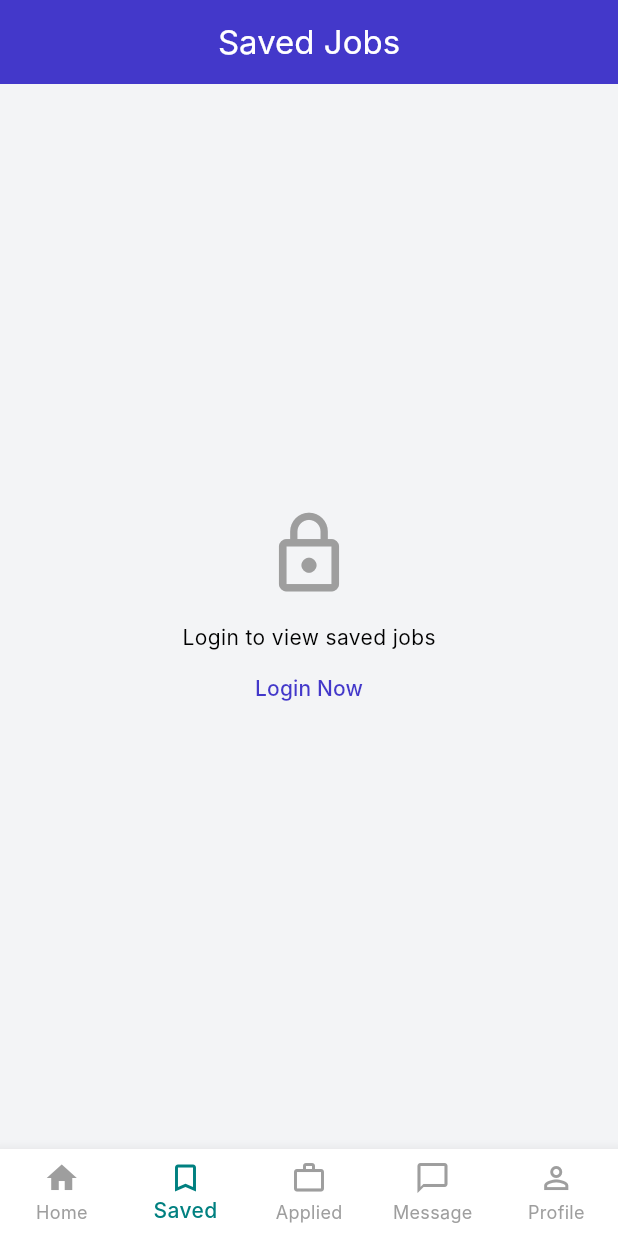
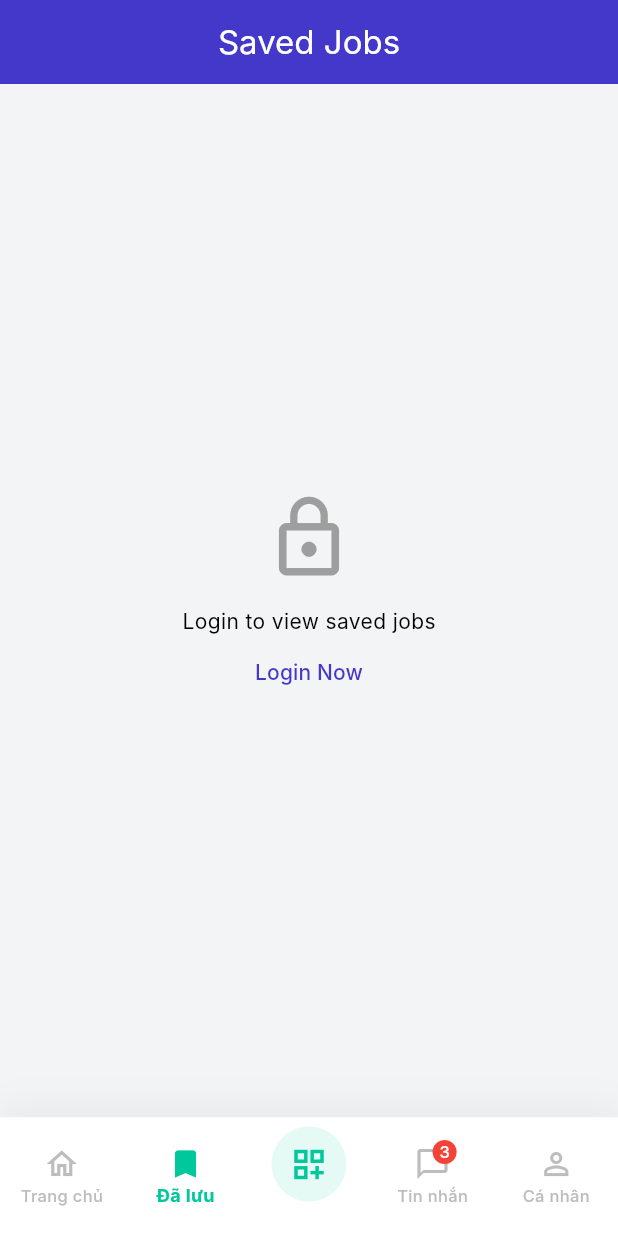
Before and after one commit to baptt123/JobSeekerFrontEnd, a Flutter app: the screen it shows after launch, item 2 of the bottom bar chosen, on a phone screen of 412 x 824 dp. Run offline on Flutter 3.47's test engine with Material 3 defaults, Android fonts, the phone set to English and light mode, and no system bars; our stand-ins replace dio, file_picker, firebase_auth, firebase_core, firebase_messaging, flutter_dotenv and 7 more; accounts and stored records are empty; network calls fail; Roboto replaces fonts that are missing (Inter).

```diff
--- a/lib/widget/user/home/home_bottom_nav.dart
+++ b/lib/widget/user/home/home_bottom_nav.dart
@@ -1,33 +1,120 @@
-// lib/widget/user/home/home_bottom_nav.dart
 import 'package:flutter/material.dart';
 
 class HomeBottomNav extends StatelessWidget {
   final int currentIndex;
   final Function(int) onTap;
 
+  // Giả sử bạn nhận thêm số lượng tin nhắn chưa đọc từ bên ngoài vào
+  final int unreadMessagesCount;
+
   const HomeBottomNav({
     Key? key,
     required this.currentIndex,
-    required this.onTap
+    required this.onTap,
+    this.unreadMessagesCount = 3, // Ví dụ đang có 3 tin nhắn chưa đọc
   }) : super(key: key);
 
   @override
   Widget build(BuildContext context) {
-    return BottomNavigationBar(
-      currentIndex: currentIndex,
-      onTap: onTap, // Gọi hàm callback khi nhấn
-      type: BottomNavigationBarType.fixed,
-      selectedItemColor: const Color(0xFF008080),
-      unselectedItemColor: Colors.grey.shade500,
-      selectedLabelStyle: const TextStyle(fontWeight: FontWeight.w500),
-      unselectedLabelStyle: const TextStyle(fontWeight: FontWeight.normal),
-      items: const [
-        BottomNavigationBarItem(icon: Icon(Icons.home), label: 'Home'),
-        BottomNavigationBarItem(icon: Icon(Icons.bookmark_border), label: 'Saved'),
-        BottomNavigationBarItem(icon: Icon(Icons.work_outline), label: 'Applied'), // Hoặc dùng làm trang CV Generator
-        BottomNavigationBarItem(icon: Icon(Icons.chat_bubble_outline), label: 'Message'),
-        BottomNavigationBarItem(icon: Icon(Icons.person_outline), label: 'Profile'),
-      ],
+    return Container(
+      decoration: BoxDecoration(
+        color: Colors.white,
+        boxShadow: [
+          BoxShadow(
+            color: Colors.grey.withOpacity(0.15),
+            spreadRadius: 1,
+            blurRadius: 20,
+            offset: const Offset(0, -5),
+          ),
+        ],
+      ),
+      child: BottomNavigationBar(
+        currentIndex: currentIndex,
+        onTap: onTap,
+        type: BottomNavigationBarType.fixed,
+        backgroundColor: Colors.white,
+        elevation: 0,
+
+        selectedItemColor: const Color(0xFF00C89C),
+        unselectedItemColor: Colors.grey.shade400,
+
+        selectedLabelStyle: const TextStyle(fontWeight: FontWeight.bold, fontSize: 12),
+        unselectedLabelStyle: const TextStyle(fontWeight: FontWeight.w500, fontSize: 11),
+
+        items: [
+          // 1. HOME
+          const BottomNavigationBarItem(
+            icon: Icon(Icons.home_outlined),
+            activeIcon: Icon(Icons.home),
+            label: 'Trang chủ',
+          ),
+
+          // 2. SAVED (Có chấm đỏ nhỏ báo hiệu có Job mới phù hợp)
+          BottomNavigationBarItem(
+            icon: Badge(
+              isLabelVisible: true, // Hiện chấm đỏ
+              smallSize: 8, // Kích thước chấm nhỏ
+              child: const Icon(Icons.bookmark_border),
+            ),
+            activeIcon: const Icon(Icons.bookmark),
+            label: 'Đã lưu',
+          ),
+
+          // 3. CENTER TAB: TOOLS (CV, Gemini, Scan)
+          // Làm icon này to hơn và nổi bật hẳn lên
+          BottomNavigationBarItem(
+            icon: Container(
+              padding: const EdgeInsets.all(12), // To hơn một chút
+              decoration: BoxDecoration(
+                color: currentIndex == 2
+                    ? const Color(0xFF00C89C) // Khi chọn thì nền xanh đậm
+                    : const Color(0xFF00C89C).withOpacity(0.1), // Không chọn thì nền nhạt
+                shape: BoxShape.circle,
+                boxShadow: currentIndex == 2
+                    ? [ // Thêm shadow cho nút giữa khi được chọn
+                  BoxShadow(
+                    color: const Color(0xFF00C89C).withOpacity(0.4),
+                    blurRadius: 10,
+                    offset: const Offset(0, 4),
+                  )
+                ]
+                    : null,
+              ),
+              child: Icon(
+                Icons.dashboard_customize_outlined, // Đổi icon thành dạng "Menu/Tool"
+                size: 26,
+                color: currentIndex == 2 ? Colors.white : const Color(0xFF00C89C),
+              ),
+            ),
+            label: '', // Bỏ label text để icon giữa đứng một mình cho đẹp
+          ),
+
+          // 4. MESSAGE (Có số lượng tin nhắn)
+          BottomNavigationBarItem(
+            icon: Badge(
+              label: Text('$unreadMessagesCount'), // Số tin nhắn
+              isLabelVisible: unreadMessagesCount > 0,
+              backgroundColor: Colors.red,
+              textColor: Colors.white,
+              child: const Icon(Icons.chat_bubble_outline),
+            ),
+            activeIcon: Badge(
+              label: Text('$unreadMessagesCount'),
+              isLabelVisible: unreadMessagesCount > 0,
+              backgroundColor: Colors.red,
+              child: const Icon(Icons.chat_bubble),
+            ),
+            label: 'Tin nhắn',
+          ),
+
+          // 5. PROFILE
+          const BottomNavigationBarItem(
+            icon: Icon(Icons.person_outline),
+            activeIcon: Icon(Icons.person),
+            label: 'Cá nhân',
+          ),
+        ],
+      ),
     );
   }
 }
```
